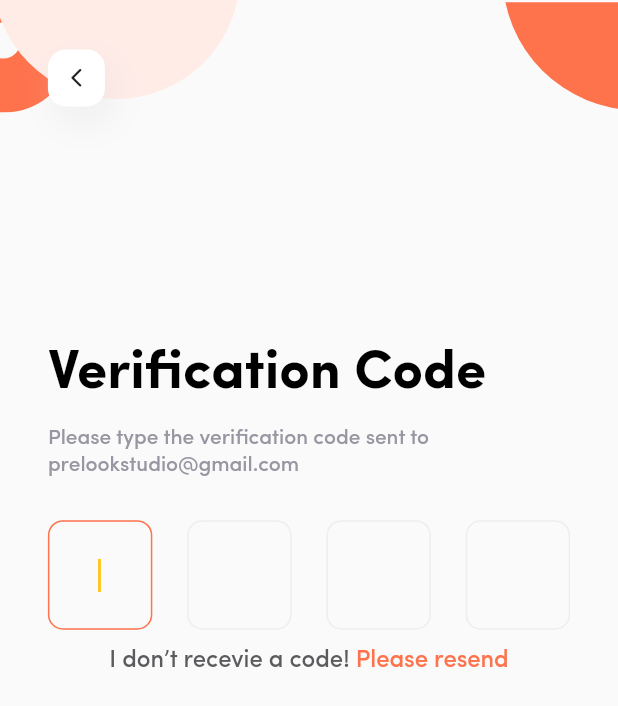
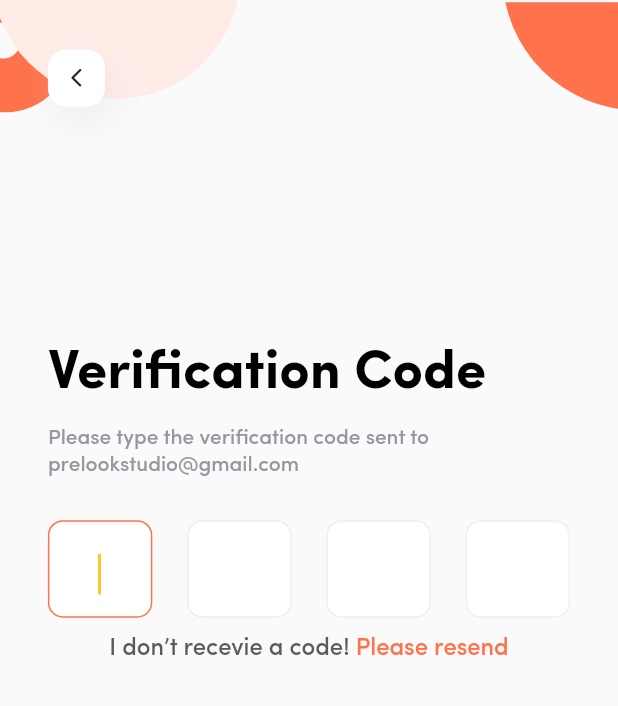
Before and after one commit to TuNinh99/food_app, a Flutter app: the screen it shows after launch, on a phone screen of 412 x 824 dp. Shown: the top 706 px of the screen. Run offline on Flutter 3.47's test engine with Material 2 defaults, Android fonts, the light colour scheme and no system bars; our stand-ins replace device_preview, flutter_svg.

Commit message:
set keyboard type following input type

```diff
--- a/lib/main.dart
+++ b/lib/main.dart
@@ -12,11 +12,11 @@ import 'package:food_app/pages/welcome_page.dart';
 
 void main() {
   runApp(
-    DevicePreview(
-      enabled: !kReleaseMode,
-      builder: (context) => const FoodApp(), // Wrap your app
-    ),
-    // const FoodApp(),
+    // DevicePreview(
+    //   enabled: !kReleaseMode,
+    //   builder: (context) => const FoodApp(), // Wrap your app
+    // ),
+    const FoodApp(),
   );
 }
 
--- a/lib/pages/verification_page.dart
+++ b/lib/pages/verification_page.dart
@@ -37,8 +37,34 @@ class VerificationPage extends StatelessWidget {
                         flex: 2,
                       ),
                       Expanded(
-                        flex: 5,
-                        child: Column(
+                        flex: 4,
+                        child: _MainContent(verifyEmail: verifyEmail),
+                      ),
+                      const Spacer(
+                        flex: 4,
+                      ),
+                    ],
+                  ),
+                ),
+              )
+            ],
+          ),
+        ),
+      ),
+    );
+  }
+}
+
+class _MainContent extends StatelessWidget {
+  const _MainContent({
+    required this.verifyEmail,
+  });
+
+  final String verifyEmail;
+
+  @override
+  Widget build(BuildContext context) {
+    return Column(
       crossAxisAlignment: CrossAxisAlignment.start,
       children: [
         Text(
@@ -61,33 +87,32 @@ class VerificationPage extends StatelessWidget {
         const SizedBox(
           height: 30,
         ),
-                            Row(
-                              crossAxisAlignment: CrossAxisAlignment.center,
+        SizedBox(
+          height: 65,
+          child: Row(
+            crossAxisAlignment: CrossAxisAlignment.stretch,
             children: const [
               Expanded(
                 flex: 3,
-                                  child:
-                                      TextInputField(inputType: InputType.Code),
+                child: TextInputField(inputType: InputType.Code),
               ),
               Spacer(),
               Expanded(
                 flex: 3,
-                                  child:
-                                      TextInputField(inputType: InputType.Code),
+                child: TextInputField(inputType: InputType.Code),
               ),
               Spacer(),
               Expanded(
                 flex: 3,
-                                  child:
-                                      TextInputField(inputType: InputType.Code),
+                child: TextInputField(inputType: InputType.Code),
               ),
               Spacer(),
               Expanded(
                 flex: 3,
-                                  child:
-                                      TextInputField(inputType: InputType.Code),
+                child: TextInputField(inputType: InputType.Code),
               ),
             ],
+          ),
         ),
         const SizedBox(
           height: 12,
@@ -113,19 +138,6 @@ class VerificationPage extends StatelessWidget {
           ),
         ),
       ],
-                        ),
-                      ),
-                      const Spacer(
-                        flex: 3,
-                      ),
-                    ],
-                  ),
-                ),
-              )
-            ],
-          ),
-        ),
-      ),
     );
   }
 }
--- a/lib/widgets/text_input_field.dart
+++ b/lib/widgets/text_input_field.dart
@@ -20,17 +20,42 @@ class TextInputField extends StatefulWidget {
 class _TextInputFieldState extends State<TextInputField> {
   bool _isHidePassword = true;
 
+  TextInputType setKeyboardType(InputType inputType) {
+    switch (inputType) {
+      case InputType.Code:
+      case InputType.Number:
+        return TextInputType.number;
+      case InputType.Email:
+        return TextInputType.emailAddress;
+      case InputType.Password:
+        return TextInputType.visiblePassword;
+      case InputType.Phone:
+        return TextInputType.phone;
+      default:
+        return TextInputType.text;
+    }
+  }
+
   @override
   Widget build(BuildContext context) {
     return TextFormField(
+      //set keyboard type when pess to enter text to text field
+      keyboardType: setKeyboardType(widget.inputType),
+
+      //TextInputAction.next => move the cursor to the next field
+      //TextInputAction.done => close the key board
+      textInputAction: TextInputAction.next,
+
+      //property for cursor
       cursorColor: kColorYellow,
-      cursorHeight: 22.0,
 
       autofocus: true,
-      focusNode: FocusNode(),
+      // focusNode: FocusNode(),
 
       //Set position of text input is center of text field
-      textAlign: TextAlign.center,
+      textAlign: widget.inputType == InputType.Code
+          ? TextAlign.center
+          : TextAlign.left,
 
       //Set max length character of text field
       maxLength: widget.inputType == InputType.Code ? 1 : null,
@@ -42,7 +67,20 @@ class _TextInputFieldState extends State<TextInputField> {
         //hide counter when set maxlength
         counter: const Offstage(),
 
+        //set background color of text field
+        filled: true,
+        fillColor: kColorWhite,
+        focusColor: Colors.transparent,
+
+        //set background color as transparent when mourse hover
+        hoverColor: Colors.transparent,
+
         hintText: widget.hintText,
+        hintStyle: PrimaryFont.medium(17).copyWith(
+          color: const Color(0XFFC4C4C4),
+          height: 1,
+        ),
+
         suffixIcon: widget.inputType == InputType.Password
             ? IconButton(
                 onPressed: () => setState(() {
@@ -58,10 +96,7 @@ class _TextInputFieldState extends State<TextInputField> {
                 hoverColor: Colors.transparent,
               )
             : null,
-        hintStyle: PrimaryFont.medium(17).copyWith(
-          color: const Color(0XFFC4C4C4),
-          height: 1,
-        ),
+
         enabledBorder: OutlineInputBorder(
           borderRadius: BorderRadius.circular(10.0),
           borderSide: const BorderSide(
@@ -70,12 +105,14 @@ class _TextInputFieldState extends State<TextInputField> {
             color: Color(0XFFEEEEEE),
           ),
         ),
+
         focusedBorder: OutlineInputBorder(
           borderRadius: BorderRadius.circular(10.0),
           borderSide: const BorderSide(
             color: kColorPrimary,
           ),
         ),
+
         contentPadding: widget.inputType == InputType.Code
             ? const EdgeInsets.all(23)
             : const EdgeInsets.only(
@@ -84,6 +121,8 @@ class _TextInputFieldState extends State<TextInputField> {
                 bottom: 22,
               ),
       ),
+
+      // set style of text input
       style: PrimaryFont.medium(widget.inputType == InputType.Code ? 27.2 : 17)
           .copyWith(
         color: widget.inputType == InputType.Code
--- a/lib/widgets/text_input_group.dart
+++ b/lib/widgets/text_input_group.dart
@@ -37,7 +37,6 @@ class TextInputGroupState extends State<TextInputGroup> {
         ),
         Container(
           decoration: const BoxDecoration(
-            color: kColorWhite,
             boxShadow: [
               BoxShadow(
                 offset: Offset(15, 20),
```
Lines whose indentation alone changed are shown as unchanged.
